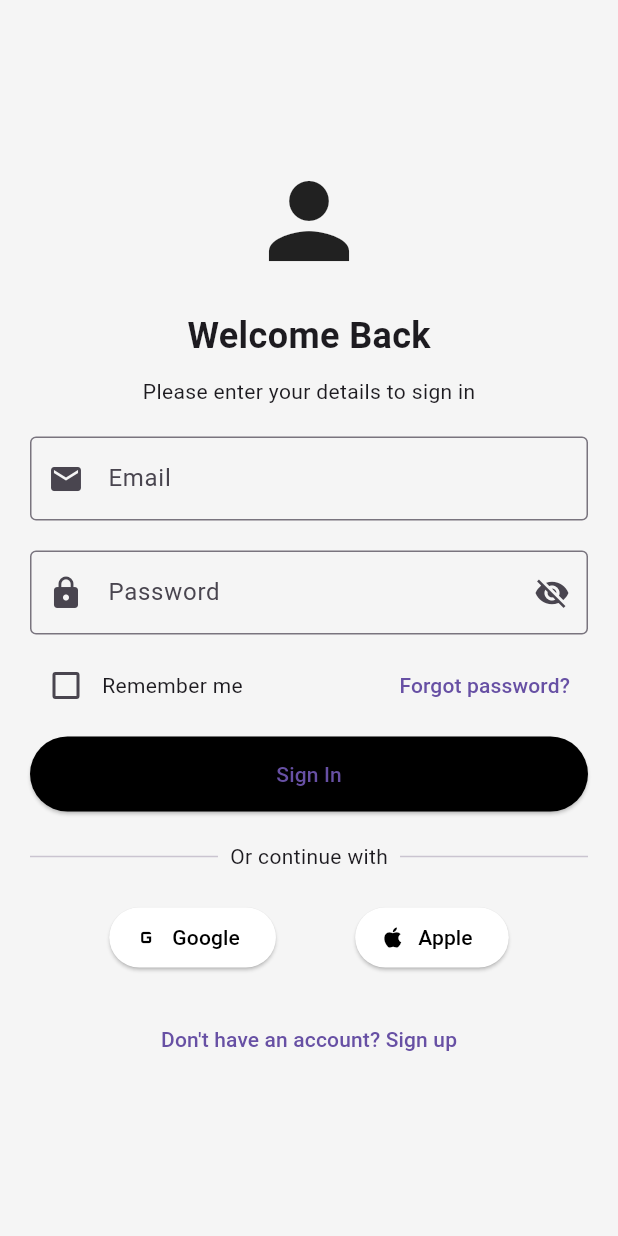
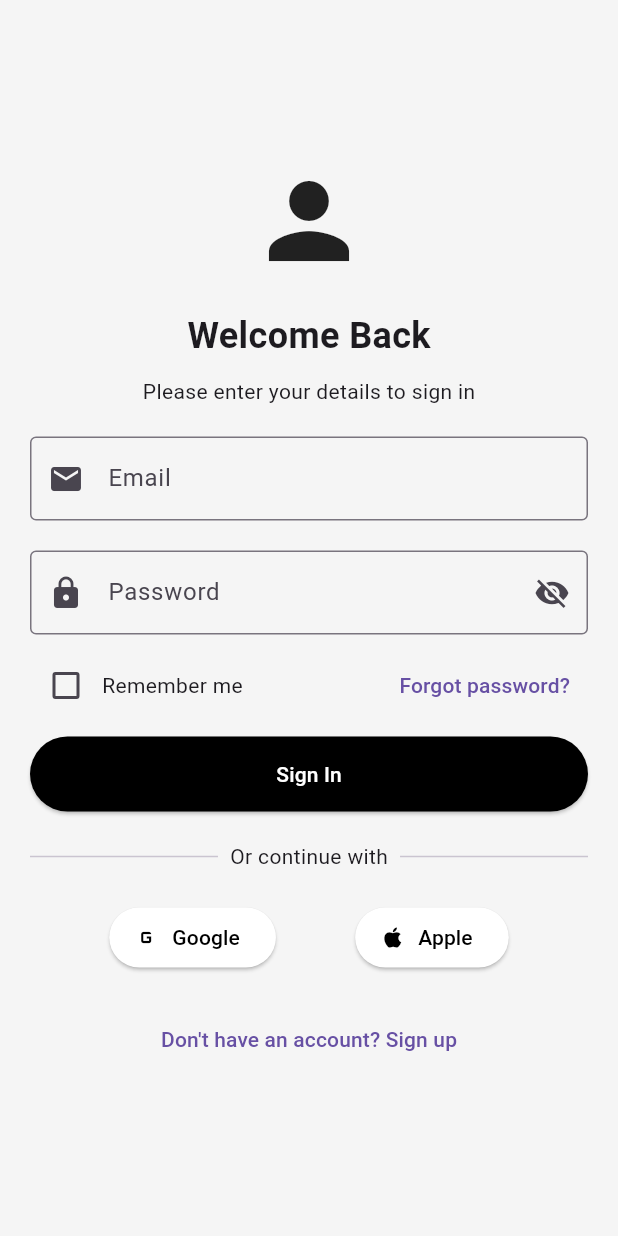
Before and after one commit to Quincy1738/FuelWatch, a Flutter app: the screen it shows after launch, on a phone screen of 412 x 824 dp. Run offline on Flutter 3.47's test engine with Material 3 defaults, Android fonts, the light colour scheme and no system bars; our stand-ins replace percent_indicator.

Commit message:
Update login_screen.dart

```diff
--- a/lib/login_screen.dart
+++ b/lib/login_screen.dart
@@ -112,6 +112,7 @@
                 onPressed: _login,
                 style: ElevatedButton.styleFrom(
                   backgroundColor: Colors.black,
+                  foregroundColor: Colors.white, // This sets the text/icon color
                   minimumSize: const Size(double.infinity, 50),
                 ),
                 child: const Text('Sign In'),
```
